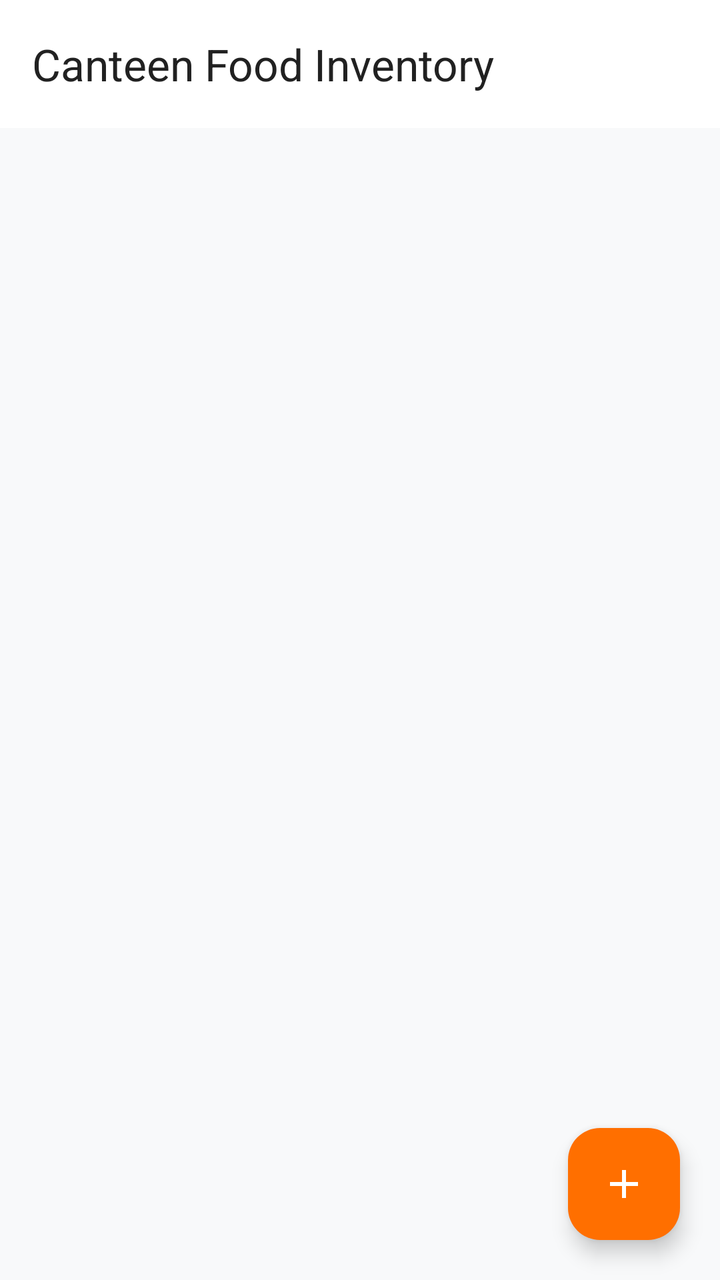
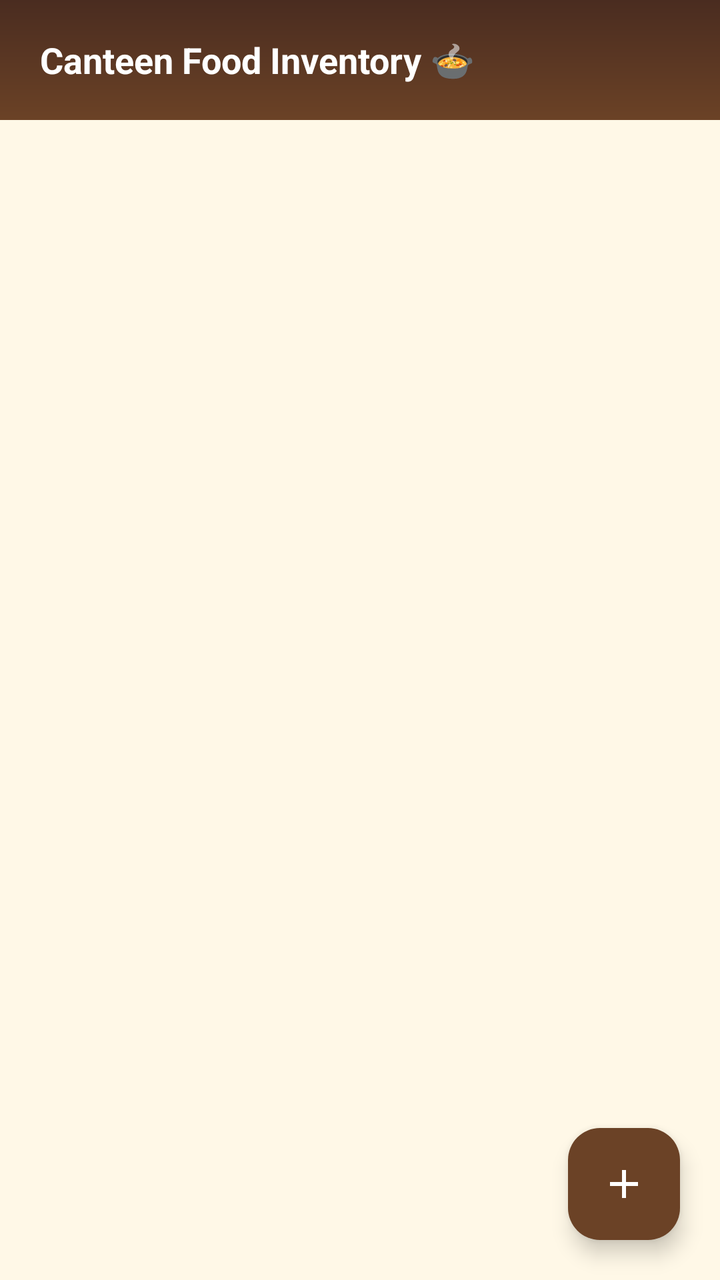

Compare the two renders of this Android layout. The source of the first and the diff that turns it into the second are given below.
<!-- AndroidManifest.xml: application theme Theme.CollegeCanteenFoodOrderingApp -->
<!-- res/layout/fragment_admin_food.xml -->
<?xml version="1.0" encoding="utf-8"?>
<RelativeLayout xmlns:android="http://schemas.android.com/apk/res/android"
    xmlns:app="http://schemas.android.com/apk/res-auto"
    android:layout_width="match_parent"
    android:layout_height="match_parent"
    android:background="@color/bg_main">

    <com.google.android.material.appbar.MaterialToolbar
        android:id="@+id/toolbarAdminFood"
        android:layout_width="match_parent"
        android:layout_height="?attr/actionBarSize"
        android:background="@color/white"
        app:elevation="4dp"
        app:title="Canteen Food Inventory"
        app:titleTextColor="@color/text_primary" />

    <ProgressBar
        android:id="@+id/progressBar"
        android:layout_width="wrap_content"
        android:layout_height="wrap_content"
        android:layout_centerInParent="true"
        android:visibility="gone" />

    <TextView
        android:id="@+id/tvEmptyAdminFood"
        android:layout_width="wrap_content"
        android:layout_height="wrap_content"
        android:layout_centerInParent="true"
        android:text="No menu items yet. Tap '+' to add one."
        android:textColor="@color/text_secondary"
        android:textSize="15sp"
        android:visibility="gone" />

    <androidx.recyclerview.widget.RecyclerView
        android:id="@+id/rvAdminFood"
        android:layout_width="match_parent"
        android:layout_height="match_parent"
        android:layout_below="@id/toolbarAdminFood"
        android:clipToPadding="false"
        android:padding="12dp" />

    <com.google.android.material.floatingactionbutton.FloatingActionButton
        android:id="@+id/fabAddFood"
        android:layout_width="wrap_content"
        android:layout_height="wrap_content"
        android:layout_alignParentEnd="true"
        android:layout_alignParentBottom="true"
        android:layout_margin="20dp"
        android:contentDescription="@string/add_food_item"
        android:src="@drawable/ic_add"
        app:backgroundTint="@color/primary"
        app:tint="@color/white" />

</RelativeLayout>
<!-- resources referenced by this layout -->
<resources>
  <color name="bg_main">#F8F9FA</color>
  <color name="primary">#FF6F00</color>
  <color name="text_primary">#212121</color>
  <color name="text_secondary">#757575</color>
  <color name="white">#FFFFFF</color>
  <!-- drawable ic_add (drawable) -->
  <vector xmlns:android="http://schemas.android.com/apk/res/android"
      android:width="24dp"
      android:height="24dp"
      android:viewportWidth="24"
      android:viewportHeight="24">
      <path
          android:fillColor="#FFFFFF"
          android:pathData="M19,13h-6v6h-2v-6H5v-2h6V5h2v6h6v2z" />
  </vector>
  <string name="add_food_item">Add New Food Item</string>
  <style name="Theme.CollegeCanteenFoodOrderingApp" parent="Base.Theme.CollegeCanteenFoodOrderingApp" />
  <style name="Base.Theme.CollegeCanteenFoodOrderingApp" parent="Theme.Material3.DayNight">
          <item name="colorPrimary">@color/primary</item>
          <item name="colorPrimaryDark">@color/primary_dark</item>
          <item name="colorAccent">@color/accent</item>
          <item name="android:windowBackground">@color/bg_main</item>
      </style>
  <color name="primary_dark">#E65100</color>
  <color name="accent">#FF9800</color>
</resources>

<!-- the commit's change to res/layout/fragment_admin_food.xml (unified diff, before → after) -->
@@ -3,26 +3,36 @@
     xmlns:app="http://schemas.android.com/apk/res-auto"
     android:layout_width="match_parent"
     android:layout_height="match_parent"
-    android:background="@color/bg_main">
+    android:background="@color/bg_cream">
 
-    <com.google.android.material.appbar.MaterialToolbar
-        android:id="@+id/toolbarAdminFood"
+    <LinearLayout
+        android:id="@+id/headerLayout"
         android:layout_width="match_parent"
-        android:layout_height="?attr/actionBarSize"
-        android:background="@color/white"
-        app:elevation="4dp"
-        app:title="Canteen Food Inventory"
-        app:titleTextColor="@color/text_primary" />
+        android:layout_height="60dp"
+        android:background="@drawable/bg_header_gradient"
+        android:gravity="center_vertical"
+        android:orientation="horizontal"
+        android:paddingHorizontal="20dp">
+
+        <TextView
+            android:layout_width="wrap_content"
+            android:layout_height="wrap_content"
+            android:text="Canteen Food Inventory 🍲"
+            android:textColor="@color/white"
+            android:textSize="18sp"
+            android:textStyle="bold" />
+    </LinearLayout>
 
     <ProgressBar
         android:id="@+id/progressBar"
-        android:layout_width="wrap_content"
-        android:layout_height="wrap_content"
+        android:layout_width="36dp"
+        android:layout_height="36dp"
         android:layout_centerInParent="true"
+        android:indeterminateTint="@color/primary"
         android:visibility="gone" />
 
     <TextView
-        android:id="@+id/tvEmptyAdminFood"
+        android:id="@+id/layoutEmpty"
         android:layout_width="wrap_content"
         android:layout_height="wrap_content"
         android:layout_centerInParent="true"
@@ -35,7 +45,7 @@
         android:id="@+id/rvAdminFood"
         android:layout_width="match_parent"
         android:layout_height="match_parent"
-        android:layout_below="@id/toolbarAdminFood"
+        android:layout_below="@id/headerLayout"
         android:clipToPadding="false"
         android:padding="12dp" />
 
<!-- resource entries referenced after the edit -->
@@ -1,19 +1,18 @@
 <!-- resources referenced by this layout -->
 <resources>
-  <color name="bg_main">#F8F9FA</color>
-  <color name="primary">#FF6F00</color>
-  <color name="text_primary">#212121</color>
-  <color name="text_secondary">#757575</color>
+  <color name="bg_cream">#FFF8E7</color>
+  <color name="bg_main">#FFF8E7</color>
+  <color name="primary">#6B4226</color>
+  <color name="text_secondary">#795548</color>
   <color name="white">#FFFFFF</color>
+  <!-- drawable bg_header_gradient (drawable) -->
+  <?xml version="1.0" encoding="utf-8"?>
+  <shape xmlns:android="http://schemas.android.com/apk/res/android" android:shape="rectangle">
+      <gradient android:angle="270" android:startColor="#4A2C20" android:endColor="#6B4226" android:type="linear"/>
+  </shape>
   <!-- drawable ic_add (drawable) -->
-  <vector xmlns:android="http://schemas.android.com/apk/res/android"
-      android:width="24dp"
-      android:height="24dp"
-      android:viewportWidth="24"
-      android:viewportHeight="24">
-      <path
-          android:fillColor="#FFFFFF"
-          android:pathData="M19,13h-6v6h-2v-6H5v-2h6V5h2v6h6v2z" />
+  <vector xmlns:android="http://schemas.android.com/apk/res/android" android:width="24dp" android:height="24dp" android:viewportWidth="24" android:viewportHeight="24">
+      <path android:fillColor="#FF6B4226" android:pathData="M19,13h-6v6h-2v-6H5v-2h6V5h2v6h6v2z"/>
   </vector>
   <string name="add_food_item">Add New Food Item</string>
   <style name="Theme.CollegeCanteenFoodOrderingApp" parent="Base.Theme.CollegeCanteenFoodOrderingApp" />
@@ -23,7 +22,7 @@
           <item name="colorAccent">@color/accent</item>
           <item name="android:windowBackground">@color/bg_main</item>
       </style>
-  <color name="primary_dark">#E65100</color>
-  <color name="accent">#FF9800</color>
+  <color name="primary_dark">#4A2C20</color>
+  <color name="accent">#B97843</color>
 </resources>
 
